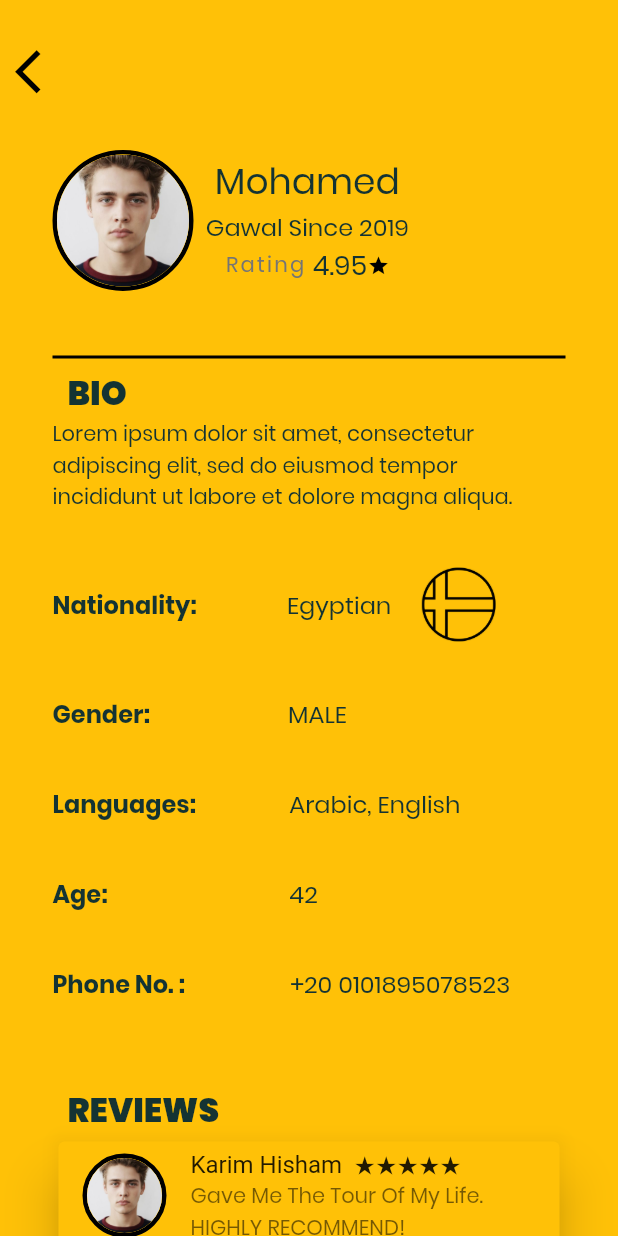
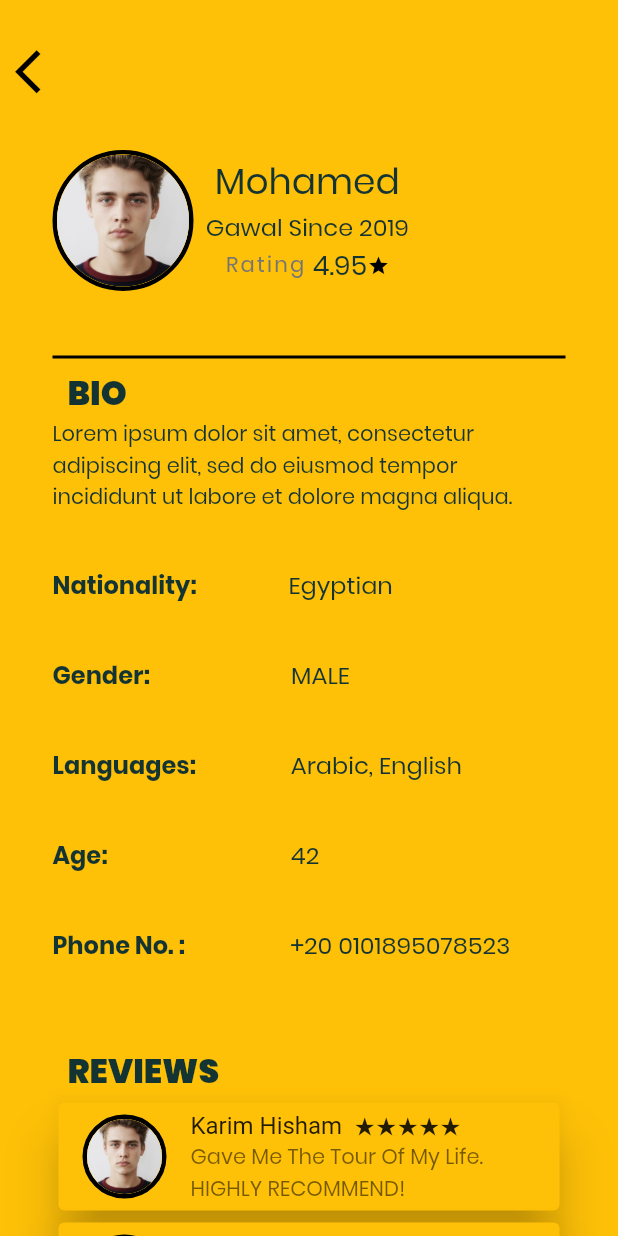
Before and after one commit to mohGhazala96/gawla, a Flutter app: the TourGuideTourGuideProfileScreen screen opened by its route, on a phone screen of 412 x 824 dp. Run offline on Flutter 3.47's test engine with Material 2 defaults, Android fonts, the phone set to English and light mode, and no system bars; our stand-ins replace animated_text_kit, bubble, circular_profile_avatar, country_code_picker, date_picker_timeline, dots_indicator and 5 more; missing offline and left inert: flutter_open_whatsapp; project files that could hold a hidden picture were left out.

Commit message:
Updated Profiles

```diff
--- a/lib/screens/tourguide/tourguide_profile_screen.dart
+++ b/lib/screens/tourguide/tourguide_profile_screen.dart
@@ -133,7 +133,7 @@ class TourGuideTourGuideProfileScreen extends StatelessWidget {
                           fontSize: 16.0, fontWeight: FontWeight.bold),
                     ),
                     SizedBox(
-                      width: 60.0,
+                      width: 61.0,
                     ),
                     Text(
                       tourguide.nationality,
@@ -142,11 +142,6 @@ class TourGuideTourGuideProfileScreen extends StatelessWidget {
                     SizedBox(
                       width: 20.0,
                     ),
-                    SizedBox(
-                      child: Image.asset('images/country_flag.png'),
-                      height: 50.0,
-                      width: 50.0,
-                    )
                   ],
                 ),
                 SizedBox(
@@ -160,7 +155,7 @@ class TourGuideTourGuideProfileScreen extends StatelessWidget {
                           fontSize: 16.0, fontWeight: FontWeight.bold),
                     ),
                     SizedBox(
-                      width: 92.0,
+                      width: 94.0,
                     ),
                     Text(
                       tourguide.gender ? 'MALE' : 'FEMALE',
@@ -179,7 +174,7 @@ class TourGuideTourGuideProfileScreen extends StatelessWidget {
                           fontSize: 16.0, fontWeight: FontWeight.bold),
                     ),
                     SizedBox(
-                      width: 62.0,
+                      width: 63.0,
                     ),
                     Text(
                       'Arabic, English',
@@ -198,7 +193,7 @@ class TourGuideTourGuideProfileScreen extends StatelessWidget {
                           fontSize: 16.0, fontWeight: FontWeight.bold),
                     ),
                     SizedBox(
-                      width: 121.0,
+                      width: 122.0,
                     ),
                     Text(
                       tourguide.age.toString(),
```
Also changed, not shown: lib/screens/tourguide/tourist_profile_screen.dart (+16 -31 lines), lib/screens/tourist/tourguide_profile_screen.dart (+0 -8 lines), lib/screens/tourist/tourist_profile_screen.dart (+7 -24 lines).
